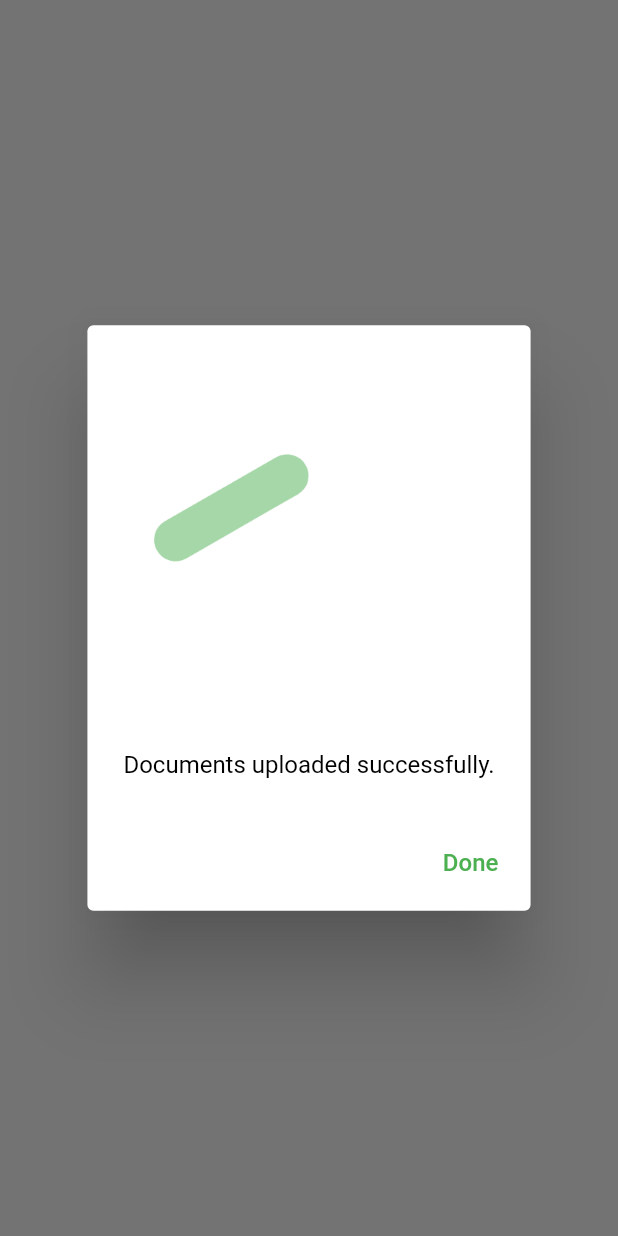
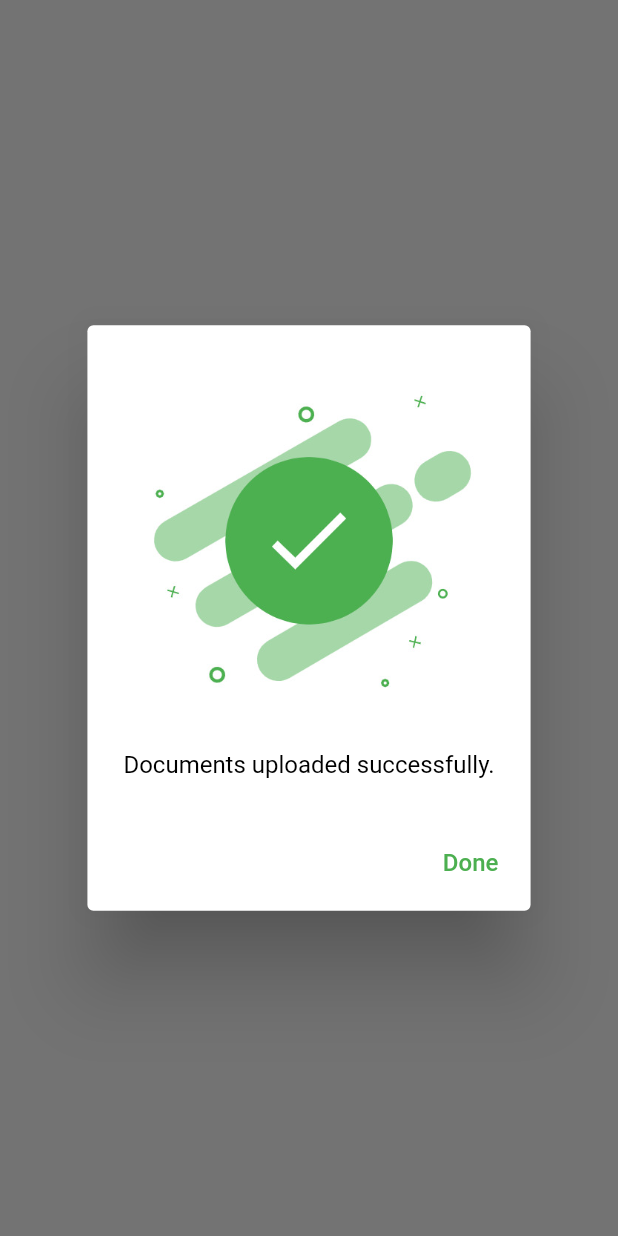
Before and after one commit to Kelvonish/document_upload, a Flutter app: what showSuccessAlertDialog() shows on an empty page, opened directly, on a phone screen of 412 x 824 dp. Run offline on Flutter 3.47's test engine with Material 2 defaults, Android fonts, the phone set to English and light mode, and no system bars; our stand-ins replace dio, file_picker, flutter_svg, fluttertoast, get, intl_phone_number_input and 1 more; missing offline and left inert: dart:html, file_saver; accounts and stored records are empty.

Commit message:
changed gif to jpg

```diff
--- a/lib/utils/alert_dialog.dart
+++ b/lib/utils/alert_dialog.dart
@@ -65,7 +65,7 @@ showSuccessAlertDialog(BuildContext context) {
       mainAxisSize: MainAxisSize.min,
       children: [
         Image.asset(
-          "assets/success.gif",
+          "assets/success.jpg",
           height: MediaQuery.of(context).size.height * 0.3,
         ),
         const SizedBox(
```
